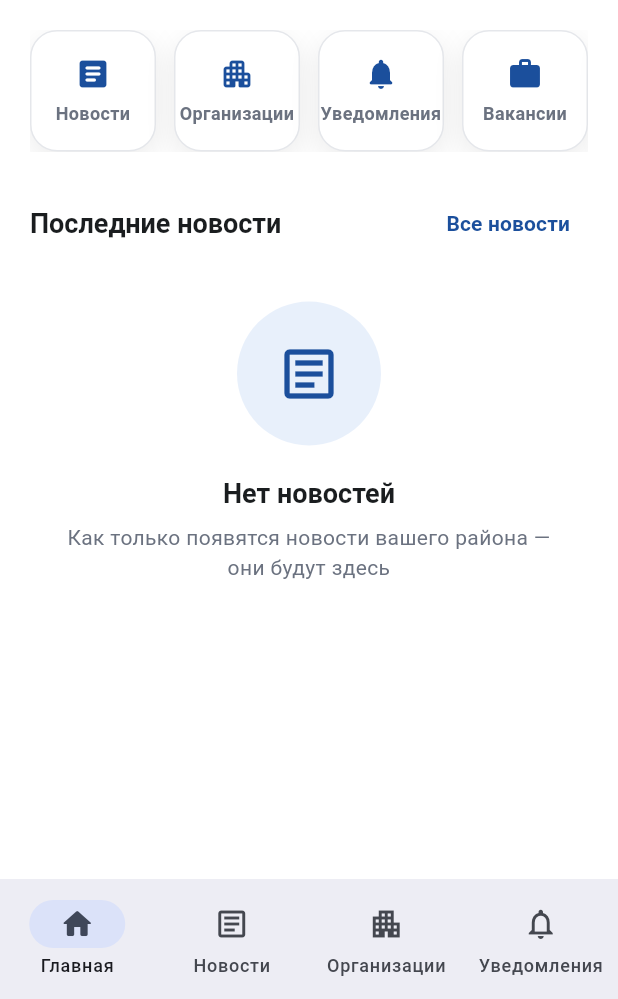
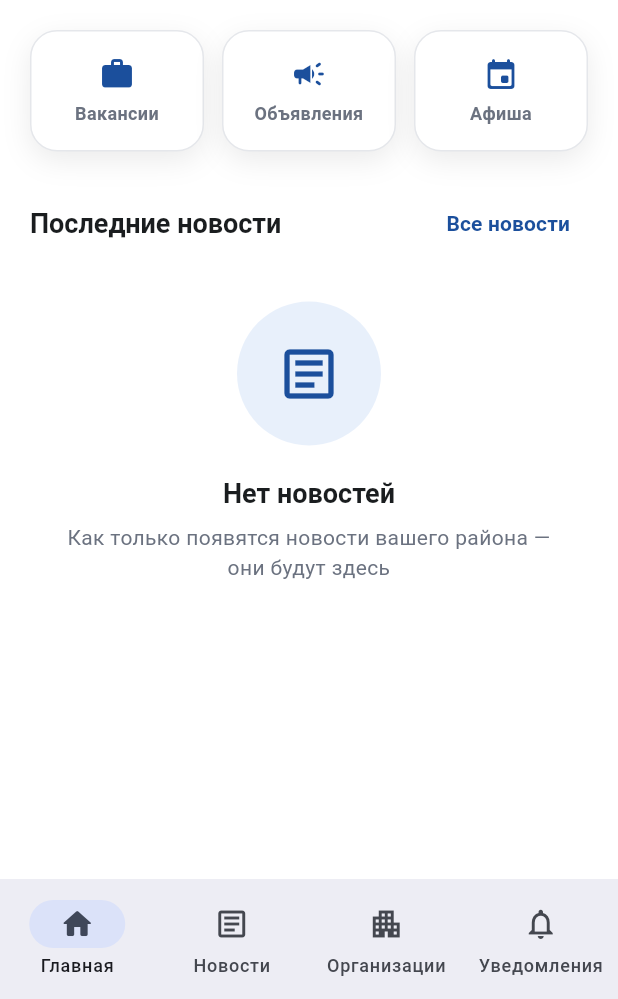
Before and after one commit to Ivan432123/omsk-region-info, a Flutter app: the HomeScreen screen opened by its route, on a phone screen of 412 x 824 dp, the part 237-1236 px from its top. Run offline on Flutter 3.47's test engine with Material 3 defaults, Android fonts, the phone set to English and light mode, and no system bars; our stand-ins replace cached_network_image, cloud_firestore, equatable, firebase_core, firebase_messaging, flutter_riverpod and 4 more; accounts and stored records are empty.

Commit message:
fix: убраны дублирующие кнопки Новости/Организации/Уведомления из быстрого меню

```diff
--- a/lib/features/home/home_screen.dart
+++ b/lib/features/home/home_screen.dart
@@ -42,9 +42,6 @@ class HomeScreen extends ConsumerWidget {
                 child: Padding(
                   padding: const EdgeInsets.fromLTRB(20, 20, 20, 8),
                   child: _QuickNavRow(
-                    onNews: () => context.go('/news'),
-                    onOrganizations: () => context.go('/organizations'),
-                    onNotifications: () => context.go('/notifications'),
                     onVacancies: () => context.push('/vacancies'),
                     onAnnouncements: () => context.push('/announcements'),
                     onEvents: () => context.push('/events'),
@@ -256,17 +253,11 @@ class _HeroHeader extends StatelessWidget {
 }
 
 class _QuickNavRow extends StatelessWidget {
-  final VoidCallback onNews;
-  final VoidCallback onOrganizations;
-  final VoidCallback onNotifications;
   final VoidCallback onVacancies;
   final VoidCallback onAnnouncements;
   final VoidCallback onEvents;
 
   const _QuickNavRow({
-    required this.onNews,
-    required this.onOrganizations,
-    required this.onNotifications,
     required this.onVacancies,
     required this.onAnnouncements,
     required this.onEvents,
@@ -274,35 +265,9 @@ class _QuickNavRow extends StatelessWidget {
 
   @override
   Widget build(BuildContext context) {
-    return SingleChildScrollView(
-      scrollDirection: Axis.horizontal,
-      child: Row(
+    return Row(
       children: [
-          SizedBox(
-            width: 84,
-            child: _QuickNavButton(icon: Icons.article_rounded, label: 'Новости', onTap: onNews),
-          ),
-          const SizedBox(width: 12),
-          SizedBox(
-            width: 84,
-            child: _QuickNavButton(
-              icon: Icons.apartment_rounded,
-              label: 'Организации',
-              onTap: onOrganizations,
-            ),
-          ),
-          const SizedBox(width: 12),
-          SizedBox(
-            width: 84,
-            child: _QuickNavButton(
-              icon: Icons.notifications_rounded,
-              label: 'Уведомления',
-              onTap: onNotifications,
-            ),
-          ),
-          const SizedBox(width: 12),
-          SizedBox(
-            width: 84,
+        Expanded(
           child: _QuickNavButton(
             icon: Icons.work_rounded,
             label: 'Вакансии',
@@ -310,8 +275,7 @@ class _QuickNavRow extends StatelessWidget {
           ),
         ),
         const SizedBox(width: 12),
-          SizedBox(
-            width: 84,
+        Expanded(
           child: _QuickNavButton(
             icon: Icons.campaign_rounded,
             label: 'Объявления',
@@ -319,8 +283,7 @@ class _QuickNavRow extends StatelessWidget {
           ),
         ),
         const SizedBox(width: 12),
-          SizedBox(
-            width: 84,
+        Expanded(
           child: _QuickNavButton(
             icon: Icons.event_rounded,
             label: 'Афиша',
@@ -328,7 +291,6 @@ class _QuickNavRow extends StatelessWidget {
           ),
         ),
       ],
-      ),
     );
   }
 }
```
Lines whose indentation alone changed are shown as unchanged.
